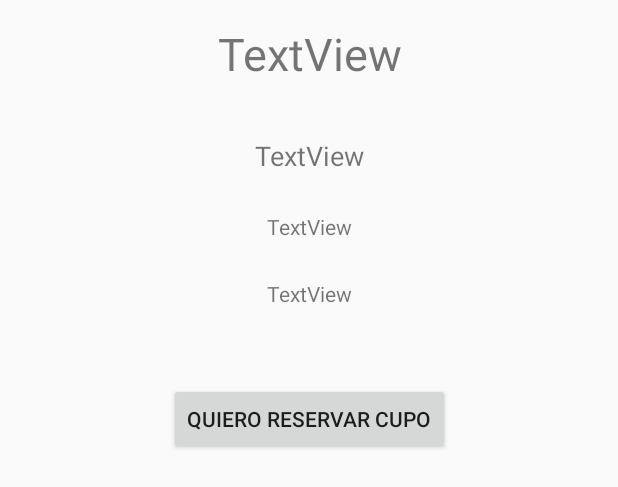
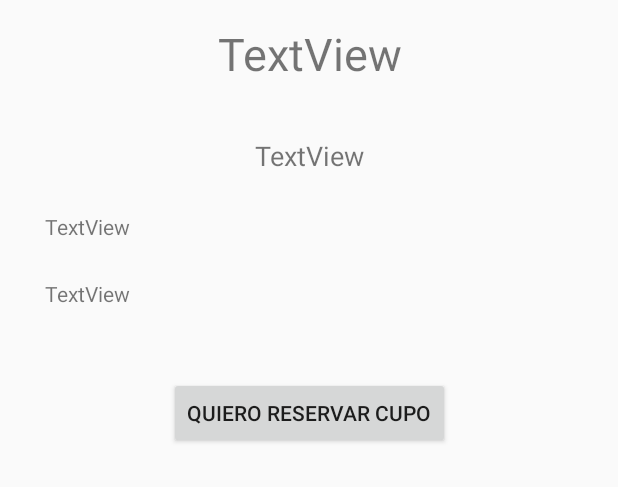
Before and after one commit to ruthnadiezhda/ProyectoIndividualApps, an Android app: the layout detalles_eventos.xml on its own in the app's theme, with its tools: preview values and no code run, on a phone screen of 412 x 824 dp. Shown: the top 487 px of the screen. Run offline under Robolectric (Android 15) with nearby library versions, the phone set to English and light mode, and no system bars; Roboto replaces fonts that are not available here.

```diff
--- a/app/src/main/res/layout/detalles_eventos.xml
+++ b/app/src/main/res/layout/detalles_eventos.xml
@@ -21,9 +21,13 @@
 
     <TextView
         android:id="@+id/introduccionEvento"
-        android:layout_width="wrap_content"
+        android:layout_width="0dp"
         android:layout_height="wrap_content"
+        android:layout_marginStart="30dp"
+        android:layout_marginLeft="30dp"
         android:layout_marginTop="25dp"
+        android:layout_marginEnd="30dp"
+        android:layout_marginRight="30dp"
         android:fontFamily="@font/baloo"
         android:text="TextView"
         app:layout_constraintEnd_toEndOf="parent"
@@ -32,9 +36,13 @@
 
     <TextView
         android:id="@+id/textoEvento"
-        android:layout_width="wrap_content"
+        android:layout_width="0dp"
         android:layout_height="wrap_content"
+        android:layout_marginStart="30dp"
+        android:layout_marginLeft="30dp"
         android:layout_marginTop="25dp"
+        android:layout_marginEnd="30dp"
+        android:layout_marginRight="30dp"
         android:fontFamily="@font/baloo"
         android:text="TextView"
         app:layout_constraintEnd_toEndOf="parent"
@@ -43,9 +51,13 @@
 
     <TextView
         android:id="@+id/fechaEvento"
-        android:layout_width="wrap_content"
+        android:layout_width="0dp"
         android:layout_height="wrap_content"
+        android:layout_marginStart="90dp"
+        android:layout_marginLeft="90dp"
         android:layout_marginTop="35dp"
+        android:layout_marginEnd="90dp"
+        android:layout_marginRight="90dp"
         android:fontFamily="@font/baloo"
         android:gravity="center"
         android:text="TextView"
@@ -58,9 +70,12 @@
         android:id="@+id/reservarEvento"
         android:layout_width="wrap_content"
         android:layout_height="wrap_content"
-        android:layout_marginTop="50dp"
+        android:layout_marginTop="30dp"
+        android:layout_marginBottom="15dp"
         android:text="Quiero reservar cupo"
+        app:layout_constraintBottom_toBottomOf="parent"
         app:layout_constraintEnd_toEndOf="parent"
         app:layout_constraintStart_toStartOf="parent"
-        app:layout_constraintTop_toBottomOf="@+id/textoEvento" />
+        app:layout_constraintTop_toBottomOf="@+id/textoEvento"
+        app:layout_constraintVertical_bias="0.03" />
 </androidx.constraintlayout.widget.ConstraintLayout>
```
Also changed, not shown: app/src/main/java/com/example/proyectoindividualapps/DetallesEventos.java (+72 -0 lines), app/src/main/java/com/example/proyectoindividualapps/NoticiasActivity.java (+30 -12 lines), app/src/main/java/com/example/proyectoindividualapps/adapter/EventosAdapter.java (+101 -1 lines), app/src/main/res/layout/activity_noticias.xml (+4 -3 lines), app/src/main/res/layout/eventos_rv.xml (+19 -6 lines).
